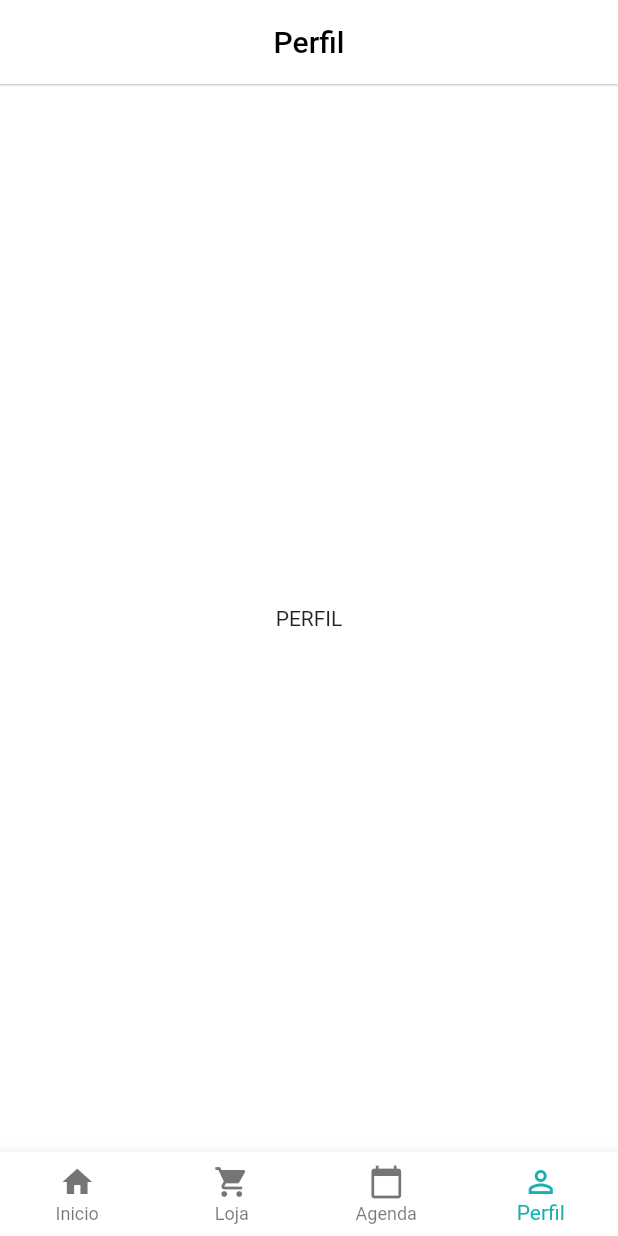
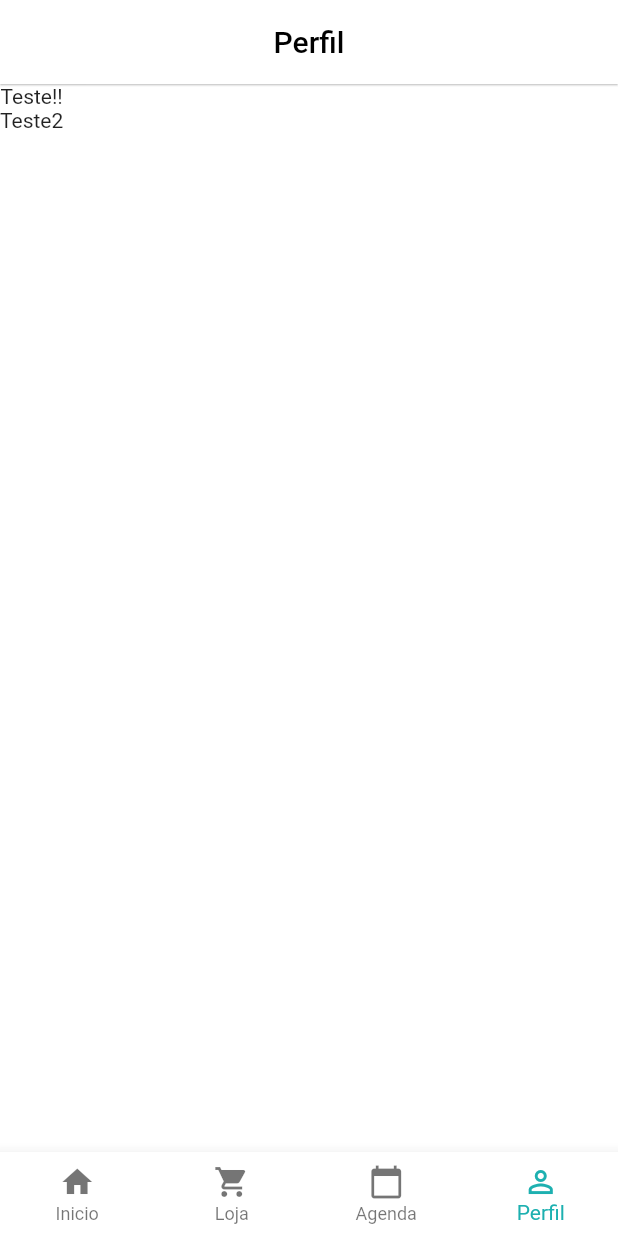
Before and after one commit to GeovaneVLG/iPersonal, a Flutter app: the screen it shows after launch, item 4 of the bottom bar chosen, on a phone screen of 412 x 824 dp. Run offline on Flutter 3.47's test engine with Material 2 defaults, Android fonts, the phone set to English and light mode, and no system bars; missing offline and left inert: responsive_flutter.

Commit message:
Alteações uteis pra caramba

```diff
--- a/lib/src/perfil/perfil_widget.dart
+++ b/lib/src/perfil/perfil_widget.dart
@@ -14,7 +14,9 @@ class PerfilWidget extends StatelessWidget {
         centerTitle: true,
       ),
       backgroundColor: Colors.white,
-      body: Center(child: Text("PERFIL")),
+      body: Column(
+        children: <Widget>[Text("Teste!!"), Text("Teste2")],
+      ),
     );
   }
 }
```
